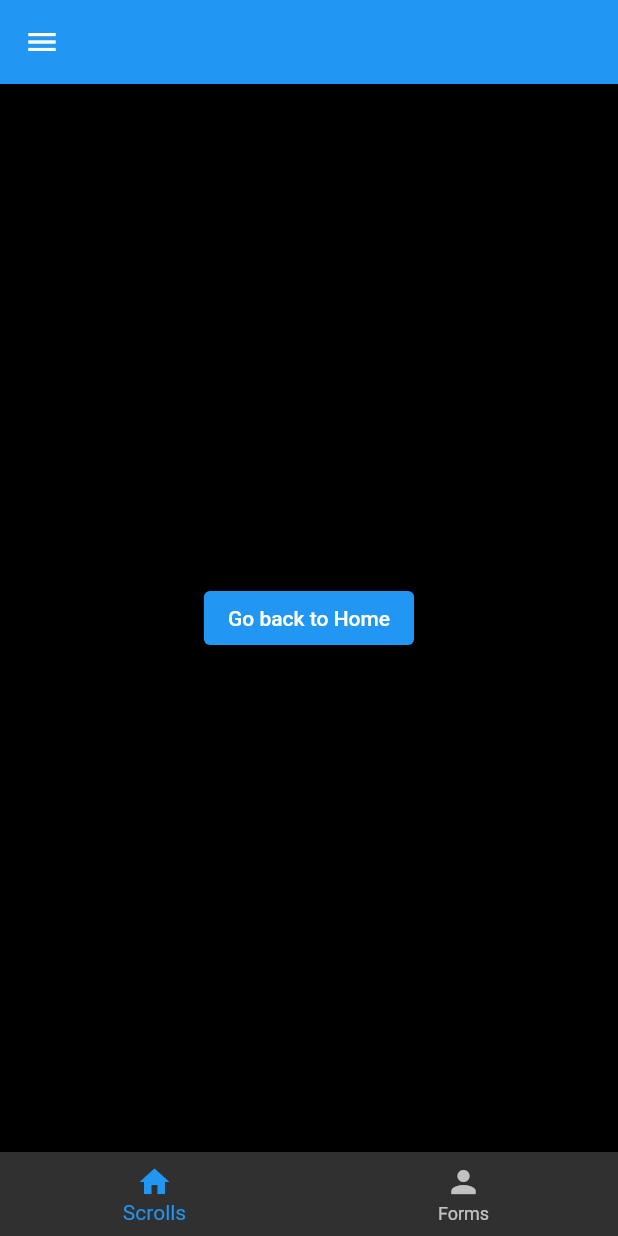
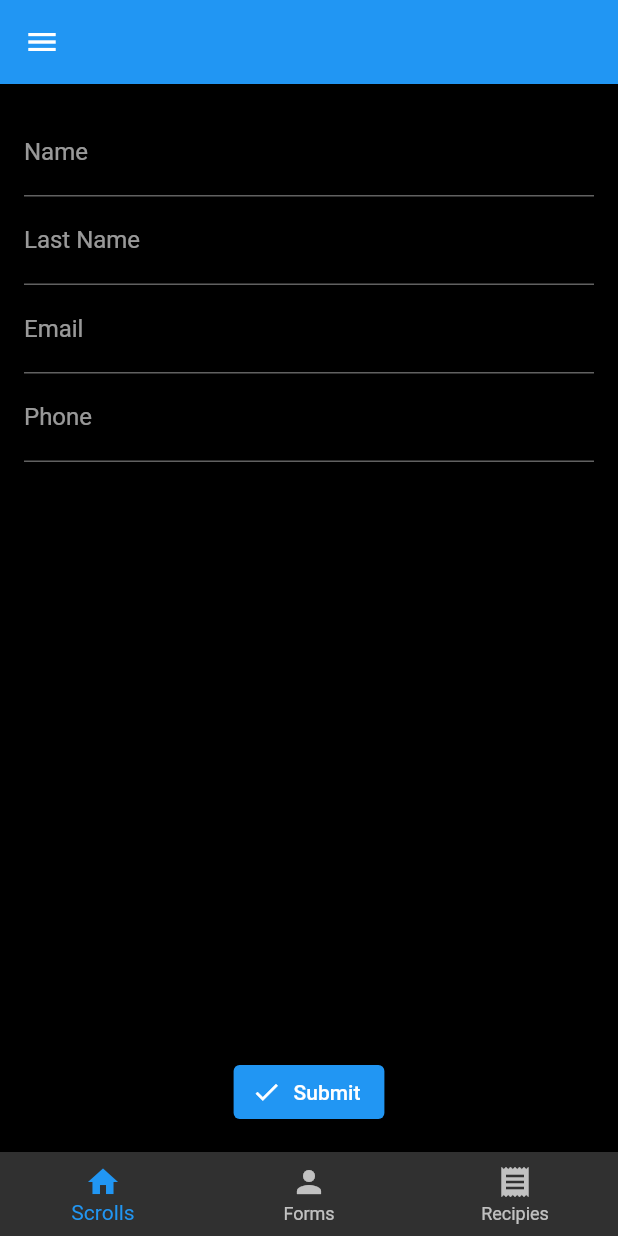
Before and after one commit to sonjajos/flutter-playground, a Flutter app: the ProfileScreen screen opened by its route, on a phone screen of 412 x 824 dp. Run offline on Flutter 3.47's test engine with Material 2 defaults, Android fonts, the phone set to English and light mode, and no system bars; our stand-ins replace flutter_mobx, form_validator, loading_animation_widget, mobx; generated files the repository leaves out were written again.

```diff
--- a/lib/main.dart
+++ b/lib/main.dart
@@ -3,5 +3,5 @@ import 'package:flutter/material.dart';
 import 'navigators/authenticated.dart';
 
 void main() {
-  runApp(const AuthenticatedNavigator());
+  runApp(AuthenticatedNavigator());
 }
--- a/lib/navigators/authenticated.dart
+++ b/lib/navigators/authenticated.dart
@@ -1,16 +1,20 @@
 import 'package:flutter/material.dart';
 import 'package:my_first_flutter_app/screens/home.dart';
 import 'package:my_first_flutter_app/screens/profile.dart';
+import 'package:my_first_flutter_app/screens/recipies.dart';
 
 import '../utilities/routes.dart';
 
 class AuthenticatedNavigator extends StatelessWidget {
-  const AuthenticatedNavigator({super.key});
+  AuthenticatedNavigator({super.key});
+
+  final GlobalKey<NavigatorState> navigatorKey = GlobalKey<NavigatorState>();
 
   @override
   Widget build(BuildContext context) {
     return MaterialApp(
       title: "My First Flutter App",
+      navigatorKey: navigatorKey,
       theme: ThemeData(
         brightness: Brightness.dark,
         primaryColor: Colors.black,
@@ -34,10 +38,11 @@ class AuthenticatedNavigator extends StatelessWidget {
           ),
         ),
       ),
-      initialRoute: '/',
+      initialRoute: homeScreen,
       routes: {
         homeScreen: (context) => const HomeScreen(),
         profileScreen: (context) => const ProfileScreen(),
+        recipiesScreen: (context) => const RecipiesScreen(),
       },
     );
   }
--- a/lib/screens/home.dart
+++ b/lib/screens/home.dart
@@ -63,6 +63,7 @@ class HomeScreen extends StatelessWidget {
                   elementsNum: 4,
                 ),
               ),
+              const SizedBox(height: 40),
             ],
           ),
           headerSliverBuilder: (BuildContext context, bool innerBoxIsScrolled) {
--- a/lib/screens/profile.dart
+++ b/lib/screens/profile.dart
@@ -2,6 +2,7 @@ import 'package:flutter/material.dart';
 
 import '../widgets/footer.dart';
 import '../widgets/menu.dart';
+import '../widgets/profile_form.dart';
 
 class ProfileScreen extends StatelessWidget {
   const ProfileScreen({super.key});
@@ -16,13 +17,8 @@ class ProfileScreen extends StatelessWidget {
       ),
       body: Container(
         color: Colors.black,
-        child: Center(
-          child: ElevatedButton(
-            onPressed: () {
-              Navigator.pop(context);
-            },
-            child: const Text('Go back to Home'),
-          ),
+        child: const Center(
+          child: ProfileForm(),
         ),
       ),
     );
--- a/lib/utilities/routes.dart
+++ b/lib/utilities/routes.dart
@@ -1,2 +1,3 @@
 const String homeScreen = "/";
 const String profileScreen = "/profile-screen";
+const String recipiesScreen = "/recipies-screen";
--- a/lib/widgets/footer.dart
+++ b/lib/widgets/footer.dart
@@ -1,43 +1,34 @@
 import 'package:flutter/material.dart';
-import 'package:my_first_flutter_app/utilities/routes.dart';
+import 'package:flutter_mobx/flutter_mobx.dart';
+import 'package:my_first_flutter_app/screens/home.dart';
+import 'package:my_first_flutter_app/screens/profile.dart';
+import 'package:my_first_flutter_app/screens/recipies.dart';
+import 'package:my_first_flutter_app/store/navigation.dart';
 
-class FooterMenuItem {
-  IconData icon;
-  String routeName;
-
-  FooterMenuItem(this.icon, this.routeName);
-}
-
-List<FooterMenuItem> footerItems = [
-  FooterMenuItem(Icons.search, homeScreen),
-  FooterMenuItem(Icons.home, homeScreen),
-  FooterMenuItem(Icons.person, homeScreen),
+List<Widget> screens = [
+  const HomeScreen(),
+  const ProfileScreen(),
+  const RecipiesScreen(),
 ];
 
-class Footer extends StatelessWidget {
+class Footer extends StatefulWidget {
   const Footer({super.key});
 
   @override
-  Widget build(BuildContext context) {
-    return BottomNavigationBar(
-      selectedItemColor: Colors.blue,
-      onTap: (value) {
-        switch (value) {
-          case 0:
-            {
-              if (ModalRoute.of(context)?.settings.name != homeScreen) {
-                Navigator.pushNamed(context, homeScreen);
+  State createState() {
+    return FooterState();
   }
 }
-            break;
-          default:
-            {
-              if (ModalRoute.of(context)?.settings.name != profileScreen) {
-                Navigator.pushNamed(context, profileScreen);
-              }
-            }
-        }
-      },
+
+class FooterState extends State<Footer> {
+  int currentIndex = 0;
+
+  @override
+  Widget build(BuildContext context) {
+    return Observer(
+      builder: (_) => BottomNavigationBar(
+        selectedItemColor: Colors.blue,
+        currentIndex: customNav.currentIndex,
         items: const [
           BottomNavigationBarItem(
             icon: Icon(Icons.home),
@@ -47,7 +38,22 @@ class Footer extends StatelessWidget {
             icon: Icon(Icons.person),
             label: 'Forms',
           ),
+          BottomNavigationBarItem(
+            icon: Icon(Icons.receipt),
+            label: 'Recipies',
+          ),
         ],
+        onTap: (int index) {
+          customNav.selectTab(index);
+          Navigator.push(
+            context,
+            PageRouteBuilder(
+              pageBuilder: (_, __, ___) => screens[index],
+              transitionDuration: Duration.zero,
+            ),
+          );
+        },
+      ),
     );
   }
 }
--- /dev/null
+++ b/lib/widgets/profile_form.dart
@@ -0,0 +1,178 @@
+import 'package:flutter/material.dart';
+import 'package:form_validator/form_validator.dart';
+import 'package:my_first_flutter_app/screens/home.dart';
+
+class ProfileForm extends StatefulWidget {
+  const ProfileForm({super.key});
+
+  @override
+  ProfileFormState createState() {
+    return ProfileFormState();
+  }
+}
+
+class ProfileFormState extends State<ProfileForm> {
+  final formKey = GlobalKey<FormState>();
+
+  final nameKey = GlobalKey();
+
+  final validateName = ValidationBuilder()
+      .required()
+      .minLength(3, 'Name must contain at least 3 characters')
+      .maxLength(30, 'Name must contain maximally 50 characters')
+      .build();
+
+  final validateLastName = ValidationBuilder()
+      .required()
+      .minLength(3, 'Name must contain at least 3 characters')
+      .maxLength(30, 'Name must contain maximally 50 characters')
+      .build();
+
+  final validateEmail = ValidationBuilder().required().email().build();
+
+  final validatePhone = ValidationBuilder().required().phone().build();
+
+  String name = "";
+  void setName(String value) {
+    setState(() {
+      name = value;
+    });
+  }
+
+  String lastName = "";
+  void setLastName(String value) {
+    setState(() {
+      lastName = value;
+    });
+  }
+
+  String email = "";
+  void setEmail(String value) {
+    setState(() {
+      email = value;
+    });
+  }
+
+  String phone = "";
+  void setPhone(String value) {
+    setState(() {
+      phone = value;
+    });
+  }
+
+  bool isFormSubmitted = false;
+
+  void submitForm() {
+    setState(() {
+      isFormSubmitted = true;
+    });
+    if (formKey.currentState!.validate()) {
+      Navigator.of(context).push(
+        MaterialPageRoute(
+          builder: (_) => const HomeScreen(),
+        ),
+      );
+    }
+  }
+
+  var nameFocus = FocusNode();
+  var lastNameFocus = FocusNode();
+  var emailFocus = FocusNode();
+  var phoneFocus = FocusNode();
+
+  @override
+  Widget build(BuildContext context) {
+    return GestureDetector(
+      onTap: () => FocusScope.of(context).requestFocus(FocusNode()),
+      child: Padding(
+        padding: const EdgeInsets.all(16),
+        child: Form(
+          key: formKey,
+          autovalidateMode: isFormSubmitted
+              ? AutovalidateMode.onUserInteraction
+              : AutovalidateMode.disabled,
+          child: Column(
+            mainAxisAlignment: MainAxisAlignment.spaceBetween,
+            children: [
+              Expanded(
+                child: ListView(
+                  children: [
+                    TextFormField(
+                      decoration: const InputDecoration(
+                        labelText: "Name",
+                        errorStyle: TextStyle(fontSize: 16),
+                      ),
+                      autocorrect: false,
+                      validator: validateName,
+                      focusNode: nameFocus,
+                      textCapitalization: TextCapitalization.words,
+                      textInputAction: TextInputAction.next,
+                      style: const TextStyle(color: Colors.white, fontSize: 16),
+                      keyboardType: TextInputType.name,
+                      onChanged: setName,
+                      onEditingComplete: () {
+                        lastNameFocus.requestFocus();
+                      },
+                    ),
+                    TextFormField(
+                      key: nameKey,
+                      decoration: const InputDecoration(
+                        labelText: "Last Name",
+                        errorStyle: TextStyle(fontSize: 16),
+                      ),
+                      validator: validateLastName,
+                      focusNode: lastNameFocus,
+                      textCapitalization: TextCapitalization.words,
+                      textInputAction: TextInputAction.next,
+                      style: const TextStyle(color: Colors.white),
+                      keyboardType: TextInputType.name,
+                      onChanged: setLastName,
+                      onEditingComplete: () {
+                        emailFocus.requestFocus();
+                      },
+                    ),
+                    TextFormField(
+                      decoration: const InputDecoration(
+                        labelText: "Email",
+                        errorStyle: TextStyle(fontSize: 16),
+                      ),
+                      validator: validateEmail,
+                      focusNode: emailFocus,
+                      style: const TextStyle(color: Colors.white),
+                      textInputAction: TextInputAction.next,
+                      keyboardType: TextInputType.emailAddress,
+                      onChanged: setEmail,
+                      onEditingComplete: () {
+                        phoneFocus.requestFocus();
+                      },
+                    ),
+                    TextFormField(
+                      decoration: const InputDecoration(
+                        labelText: "Phone",
+                        errorStyle: TextStyle(fontSize: 16),
+                      ),
+                      validator: validatePhone,
+                      focusNode: phoneFocus,
+                      style: const TextStyle(color: Colors.white),
+                      textInputAction: TextInputAction.done,
+                      keyboardType: TextInputType.phone,
+                      onChanged: setPhone,
+                    ),
+                  ],
+                ),
+              ),
+              ElevatedButton.icon(
+                onPressed: submitForm,
+                label: const Text('Submit'),
+                icon: const Icon(
+                  Icons.check,
+                  size: 20,
+                ),
+              ),
+            ],
+          ),
+        ),
+      ),
+    );
+  }
+}
```
Also changed, not shown: lib/api/recipies.dart (added, +41 -0 lines), lib/model/reciepe.dart (added, +44 -0 lines), lib/screens/recipies.dart (added, +131 -0 lines), lib/store/navigation.dart (added, +17 -0 lines), lib/store/reciepes.dart (added, +32 -0 lines), pubspec.yaml (+7 -0 lines), lib/store/navigation.g.dart (added), lib/store/reciepes.g.dart (added), pubspec.lock. Lines whose indentation alone changed are shown as unchanged.
